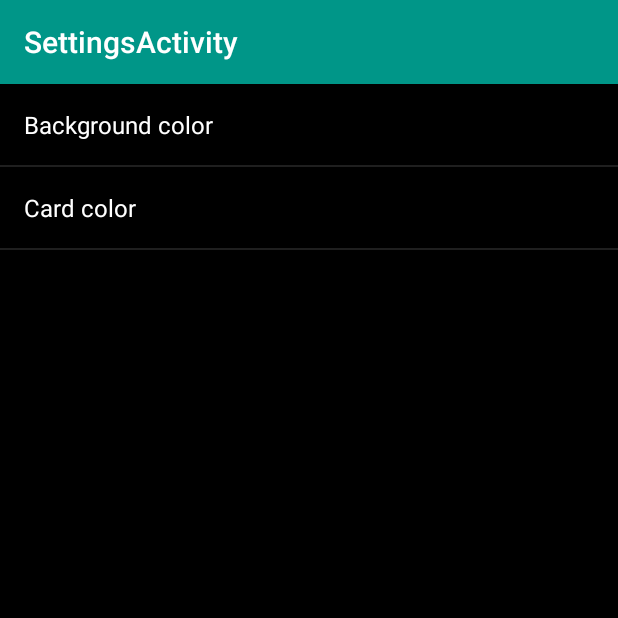
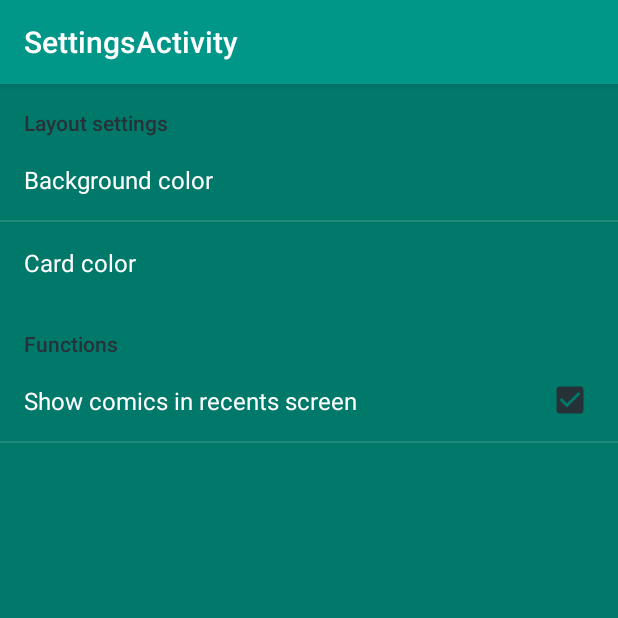
Before and after one commit to CedricVandelaer/Material-Comic-Viewer, an Android app: the SettingsActivity screen opened directly, with no data from a screen before it, on a phone screen of 412 x 824 dp, the top half of it. Run offline under Robolectric (Android 15) with nearby library versions, the light colour scheme and no system bars.

Commit message:
Added option to show comics in recents screen

```diff
--- a/app/src/main/AndroidManifest.xml
+++ b/app/src/main/AndroidManifest.xml
@@ -10,7 +10,8 @@
         android:icon="@drawable/ic_launcher"
         android:label="@string/app_name"
         android:largeHeap="true"
-        android:theme="@style/AppTheme" >
+        android:theme="@style/AppTheme"
+        android:maxRecents="4">
         <activity
             android:name=".ListActivity"
             android:label="@string/app_name" >
--- a/app/src/main/java/com/comicviewer/cedric/comicviewer/Extractor.java
+++ b/app/src/main/java/com/comicviewer/cedric/comicviewer/Extractor.java
@@ -8,6 +8,7 @@ import com.github.junrar.rarfile.FileHeader;
 import java.io.File;
 import java.lang.reflect.Array;
 import java.util.ArrayList;
+import java.util.Collections;
 import java.util.List;
 import java.util.regex.Matcher;
 import java.util.regex.Pattern;
@@ -52,6 +53,7 @@ public class Extractor {
             Log.e("ExtractRarTask", e.getMessage());
         }
 
+        Collections.sort(pages);
         return pages;
     }
 
--- a/app/src/main/java/com/comicviewer/cedric/comicviewer/SettingsActivity.java
+++ b/app/src/main/java/com/comicviewer/cedric/comicviewer/SettingsActivity.java
@@ -22,30 +22,10 @@ public class SettingsActivity extends Activity {
     }
 
     @Override
+
     public void onResume()
     {
         super.onResume();
-        setPreferences();
-    }
-
-    private void setPreferences() {
-        View layout = getWindow().getDecorView().getRootView();
-
-        SharedPreferences prefs = PreferenceManager.getDefaultSharedPreferences(this);
-        String bgcolor = prefs.getString("backgroundColor", getString(R.string.backgroundcolor_setting2));
-
-        if (bgcolor.equals(getString(R.string.backgroundcolor_setting1)))
-        {
-            layout.setBackgroundColor(getResources().getColor(R.color.BlueGrey));
-        }
-        else if (bgcolor.equals(getString(R.string.backgroundcolor_setting2)))
-        {
-            layout.setBackgroundColor(getResources().getColor(R.color.Black));
-        }
-        else
-        {
-            layout.setBackgroundColor(getResources().getColor(R.color.WhiteBG));
-        }
     }
 
 }
--- a/app/src/main/res/xml/preferences.xml
+++ b/app/src/main/res/xml/preferences.xml
@@ -1,6 +1,9 @@
 <?xml version="1.0" encoding="utf-8"?>
 <PreferenceScreen xmlns:android="http://schemas.android.com/apk/res/android">
 
+    <PreferenceCategory
+        android:key="LayoutCategory"
+        android:title="Layout settings">
         <ListPreference
             android:key="backgroundColor"
             android:title="Background color"
@@ -14,5 +17,16 @@
             android:defaultValue="@string/card_color_setting_1"
             android:entries="@array/Card_colors"
             android:entryValues="@array/Card_colors_values"/>
+    </PreferenceCategory>
+
+    <PreferenceCategory
+        android:key="FunctionalityCategory"
+        android:title="Functions">
+        <CheckBoxPreference
+            android:key="useRecents"
+            android:title="Show comics in recents screen"
+            android:defaultValue="true"/>
+    </PreferenceCategory>
+
 
 </PreferenceScreen>
```
Also changed, not shown: app/src/main/java/com/comicviewer/cedric/comicviewer/DisplayComicActivity.java (+30 -10 lines), app/src/main/java/com/comicviewer/cedric/comicviewer/ListActivity.java (+17 -13 lines). Lines whose indentation alone changed are shown as unchanged.
